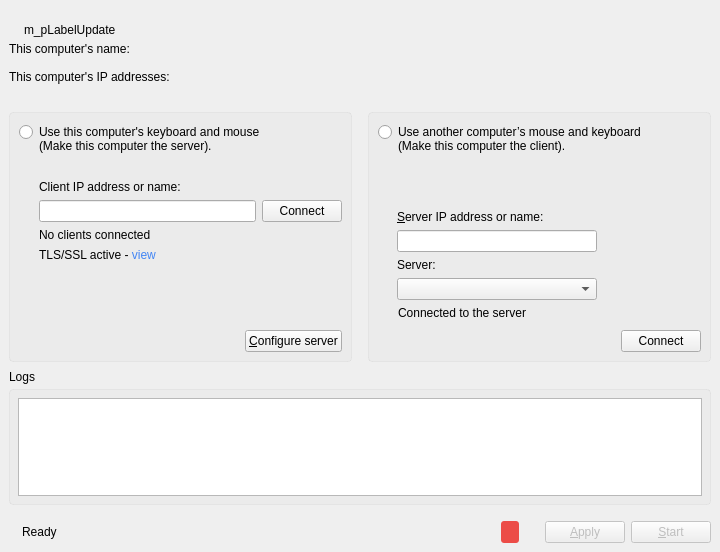
Qt form src/gui/src/MainWindowBase.ui (deskflow/deskflow) before a commit.
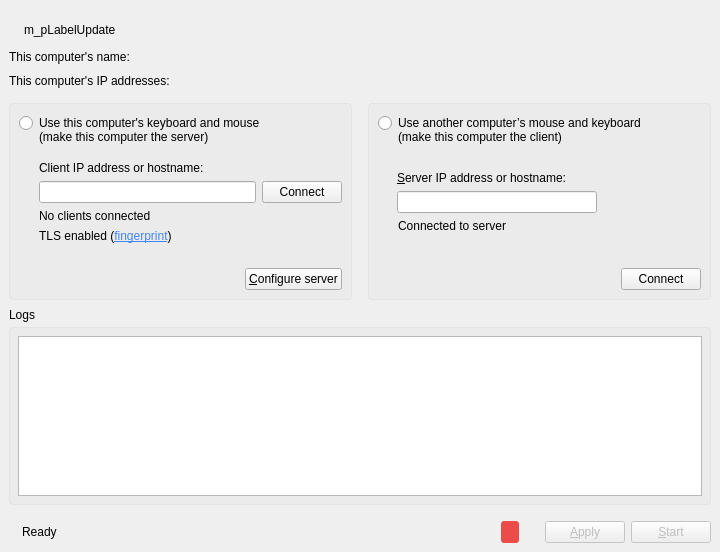
The same form after that commit. Icons and pictures are not drawn. Custom widgets are drawn as their Qt base class.

Patch:
```diff
--- a/src/gui/src/MainWindowBase.ui
+++ b/src/gui/src/MainWindowBase.ui
@@ -49,7 +49,7 @@
         <number>0</number>
        </property>
        <property name="bottomMargin">
-        <number>2</number>
+        <number>10</number>
        </property>
        <item>
         <widget class="QLabel" name="m_pIconUpdate">
@@ -123,7 +123,7 @@
       <property name="sizeHint" stdset="0">
        <size>
         <width>20</width>
-        <height>14</height>
+        <height>10</height>
        </size>
       </property>
      </spacer>
@@ -146,7 +146,7 @@
       <property name="minimumSize">
        <size>
         <width>0</width>
-        <height>0</height>
+        <height>220</height>
        </size>
       </property>
       <property name="maximumSize">
@@ -163,7 +163,7 @@
         <number>0</number>
        </property>
        <property name="topMargin">
-        <number>28</number>
+        <number>15</number>
        </property>
        <property name="rightMargin">
         <number>0</number>
@@ -176,7 +176,7 @@
          <property name="minimumSize">
           <size>
            <width>0</width>
-           <height>250</height>
+           <height>0</height>
           </size>
          </property>
          <property name="maximumSize">
@@ -229,7 +229,7 @@
             </property>
             <property name="text">
              <string>Use this computer's keyboard and mouse 
-(Make this computer the server).</string>
+(make this computer the server)</string>
             </property>
            </widget>
           </item>
@@ -244,7 +244,7 @@
             <property name="sizeHint" stdset="0">
              <size>
               <width>20</width>
-              <height>20</height>
+              <height>10</height>
              </size>
             </property>
            </spacer>
@@ -252,7 +252,7 @@
           <item>
            <widget class="QLabel" name="m_pLabelClientIp">
             <property name="text">
-             <string>Client IP address or name:</string>
+             <string>Client IP address or hostname:</string>
             </property>
             <property name="indent">
              <number>20</number>
@@ -304,7 +304,7 @@
              </size>
             </property>
             <property name="text">
-             <string>&lt;html&gt;&lt;head/&gt;&lt;body&gt;&lt;p&gt;TLS/SSL active - &lt;a href=&quot;#&quot; style=&quot;text-decoration:none; color: #4285F4;&quot;&gt;view&lt;/a&gt;&lt;/p&gt;&lt;/body&gt;&lt;/html&gt;</string>
+             <string>&lt;html&gt;&lt;head/&gt;&lt;body&gt;&lt;p&gt;TLS enabled (&lt;a href=&quot;#&quot;&gt;&lt;span style=&quot; text-decoration: underline; color:#4285f4;&quot;&gt;fingerprint&lt;/span&gt;&lt;/a&gt;)&lt;/p&gt;&lt;/body&gt;&lt;/html&gt;</string>
             </property>
             <property name="textFormat">
              <enum>Qt::RichText</enum>
@@ -322,7 +322,7 @@
             <property name="sizeHint" stdset="0">
              <size>
               <width>20</width>
-              <height>40</height>
+              <height>10</height>
              </size>
             </property>
            </spacer>
@@ -371,7 +371,7 @@
          <property name="minimumSize">
           <size>
            <width>0</width>
-           <height>250</height>
+           <height>0</height>
           </size>
          </property>
          <property name="maximumSize">
@@ -424,7 +424,7 @@
             </property>
             <property name="text">
              <string>Use another computer’s mouse and keyboard
-(Make this computer the client).</string>
+(make this computer the client)</string>
             </property>
            </widget>
           </item>
@@ -439,7 +439,7 @@
             <property name="sizeHint" stdset="0">
              <size>
               <width>20</width>
-              <height>40</height>
+              <height>10</height>
              </size>
             </property>
            </spacer>
@@ -461,7 +461,7 @@
                </sizepolicy>
               </property>
               <property name="text">
-               <string>&amp;Server IP address or name:</string>
+               <string>&amp;Server IP address or hostname:</string>
               </property>
               <property name="buddy">
                <cstring>m_pLineEditHostname</cstring>
@@ -487,35 +487,12 @@
               </property>
              </widget>
             </item>
-            <item>
-             <widget class="QLabel" name="m_pLabelAutoDetected">
-              <property name="text">
-               <string>Server:</string>
-              </property>
-             </widget>
-            </item>
-            <item>
-             <widget class="QComboBox" name="m_pComboServerList">
-              <property name="sizePolicy">
-               <sizepolicy hsizetype="Fixed" vsizetype="Maximum">
-                <horstretch>0</horstretch>
-                <verstretch>0</verstretch>
-               </sizepolicy>
-              </property>
-              <property name="minimumSize">
-               <size>
-                <width>200</width>
-                <height>0</height>
-               </size>
-              </property>
-             </widget>
-            </item>
            </layout>
           </item>
           <item>
            <widget class="synergy_widgets::ClientStateLabel" name="m_pLabelClientState">
             <property name="text">
-             <string>Connected to the server</string>
+             <string>Connected to server</string>
             </property>
             <property name="indent">
              <number>20</number>
@@ -533,7 +510,7 @@
             <property name="sizeHint" stdset="0">
              <size>
               <width>20</width>
-              <height>40</height>
+              <height>10</height>
              </size>
             </property>
            </spacer>
@@ -715,6 +692,7 @@
          <font>
           <family>Arial</family>
           <pointsize>-1</pointsize>
+          <weight>88</weight>
           <bold>true</bold>
          </font>
         </property>
```
